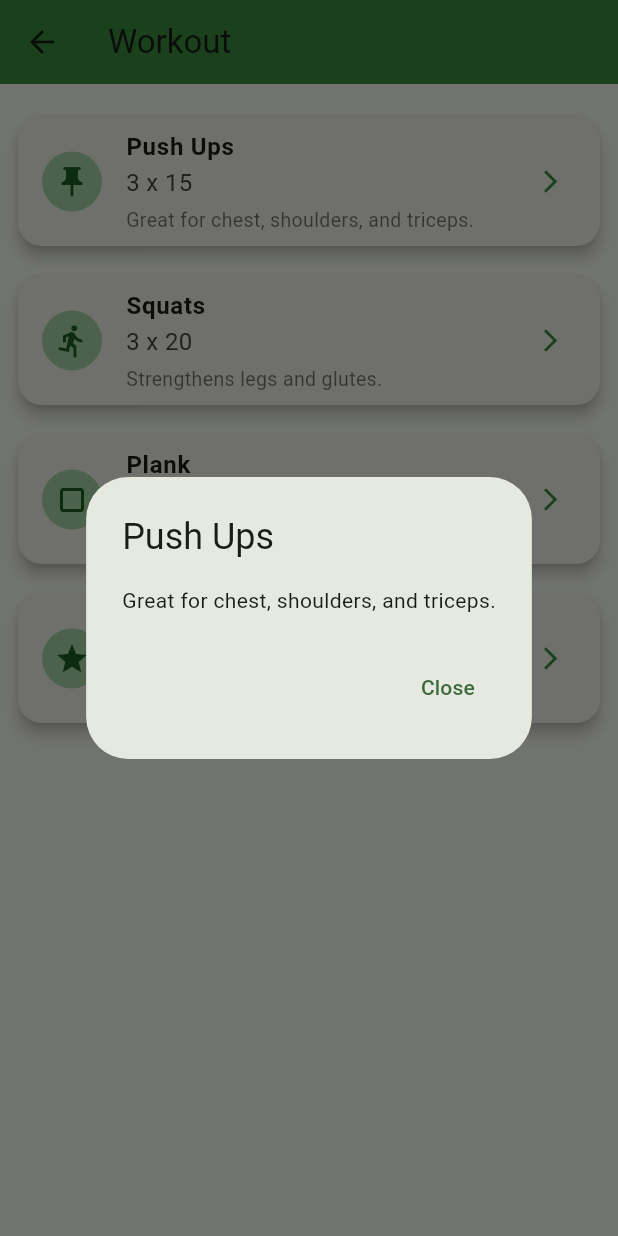
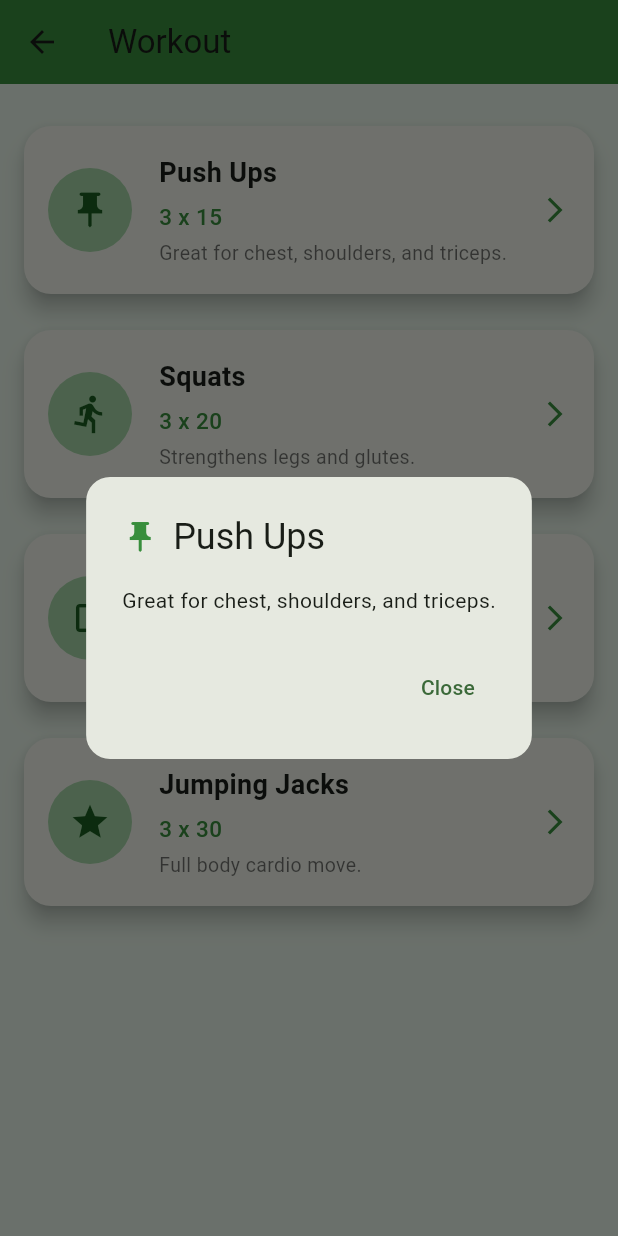
Before and after one commit to lujamanandhar/FYP, a Flutter app: the WorkoutPage screen opened directly, after a tap on "Push Ups", on a phone screen of 412 x 824 dp. Run offline on Flutter 3.47's test engine with Material 3 defaults, Android fonts, the phone set to English and light mode, and no system bars.

Commit message:
updated workout page

```diff
--- a/nutrilift/lib/workout.dart
+++ b/nutrilift/lib/workout.dart
@@ -1,7 +1,7 @@
 import 'package:flutter/material.dart';
 
 class WorkoutPage extends StatelessWidget {
-  const WorkoutPage({Key? key}) : super(key: key);
+  const WorkoutPage({super.key});
 
   @override
   Widget build(BuildContext context) {
@@ -36,43 +36,38 @@ class WorkoutPage extends StatelessWidget {
       appBar: AppBar(
         title: const Text('Workout'),
         backgroundColor: Colors.green[700],
+        elevation: 0,
       ),
-      body: Padding(
-        padding: const EdgeInsets.all(12.0),
+      body: Container(
+        color: Colors.green[50],
         child: ListView.builder(
+          padding: const EdgeInsets.all(16),
           itemCount: workouts.length,
           itemBuilder: (context, index) {
             final workout = workouts[index];
             return Card(
-              elevation: 4,
+              elevation: 6,
               shape: RoundedRectangleBorder(
-                borderRadius: BorderRadius.circular(16),
+                borderRadius: BorderRadius.circular(18),
               ),
-              margin: const EdgeInsets.symmetric(vertical: 10),
-              child: ListTile(
-                leading: CircleAvatar(
-                  backgroundColor: Colors.green[200],
-                  child: Icon(workout['icon'] as IconData, color: Colors.green[900]),
-                ),
-                title: Text(
-                  workout['name']!,
-                  style: const TextStyle(fontWeight: FontWeight.bold),
-                ),
-                subtitle: Column(
-                  crossAxisAlignment: CrossAxisAlignment.start,
-                  children: [
-                    Text(workout['reps']!, style: const TextStyle(fontSize: 16)),
-                    const SizedBox(height: 4),
-                    Text(workout['desc']!, style: const TextStyle(fontSize: 13, color: Colors.black54)),
-                  ],
-                ),
-                trailing: Icon(Icons.arrow_forward_ios, size: 18, color: Colors.green[700]),
+              margin: const EdgeInsets.symmetric(vertical: 12),
+              child: InkWell(
+                borderRadius: BorderRadius.circular(18),
                 onTap: () {
                   showDialog(
                     context: context,
                     builder: (_) => AlertDialog(
-                      title: Text(workout['name']!),
-                      content: Text(workout['desc']!),
+                      shape: RoundedRectangleBorder(
+                        borderRadius: BorderRadius.circular(16),
+                      ),
+                      title: Row(
+                        children: [
+                          Icon(workout['icon'] as IconData, color: Colors.green[700]),
+                          const SizedBox(width: 10),
+                          Text(workout['name'] as String),
+                        ],
+                      ),
+                      content: Text(workout['desc'] as String),
                       actions: [
                         TextButton(
                           child: const Text('Close'),
@@ -82,6 +77,51 @@ class WorkoutPage extends StatelessWidget {
                     ),
                   );
                 },
+                child: Padding(
+                  padding: const EdgeInsets.symmetric(vertical: 18, horizontal: 16),
+                  child: Row(
+                    children: [
+                      CircleAvatar(
+                        radius: 28,
+                        backgroundColor: Colors.green[200],
+                        child: Icon(workout['icon'] as IconData, color: Colors.green[900], size: 28),
+                      ),
+                      const SizedBox(width: 18),
+                      Expanded(
+                        child: Column(
+                          crossAxisAlignment: CrossAxisAlignment.start,
+                          children: [
+                            Text(
+                              workout['name'] as String,
+                              style: const TextStyle(
+                                fontWeight: FontWeight.bold,
+                                fontSize: 18,
+                              ),
+                            ),
+                            const SizedBox(height: 6),
+                            Text(
+                              workout['reps'] as String,
+                              style: TextStyle(
+                                fontSize: 15,
+                                color: Colors.green[700],
+                                fontWeight: FontWeight.w500,
+                              ),
+                            ),
+                            const SizedBox(height: 4),
+                            Text(
+                              workout['desc'] as String,
+                              style: const TextStyle(
+                                fontSize: 13,
+                                color: Colors.black54,
+                              ),
+                            ),
+                          ],
+                        ),
+                      ),
+                      Icon(Icons.arrow_forward_ios, size: 20, color: Colors.green[700]),
+                    ],
+                  ),
+                ),
               ),
             );
           },
```
